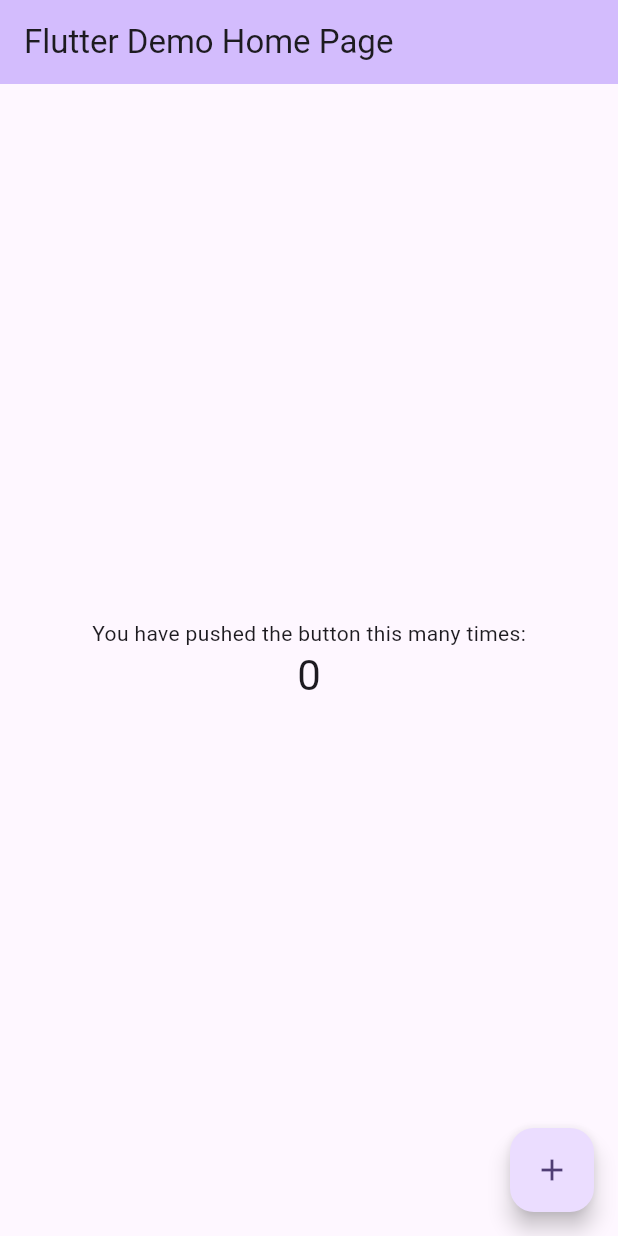
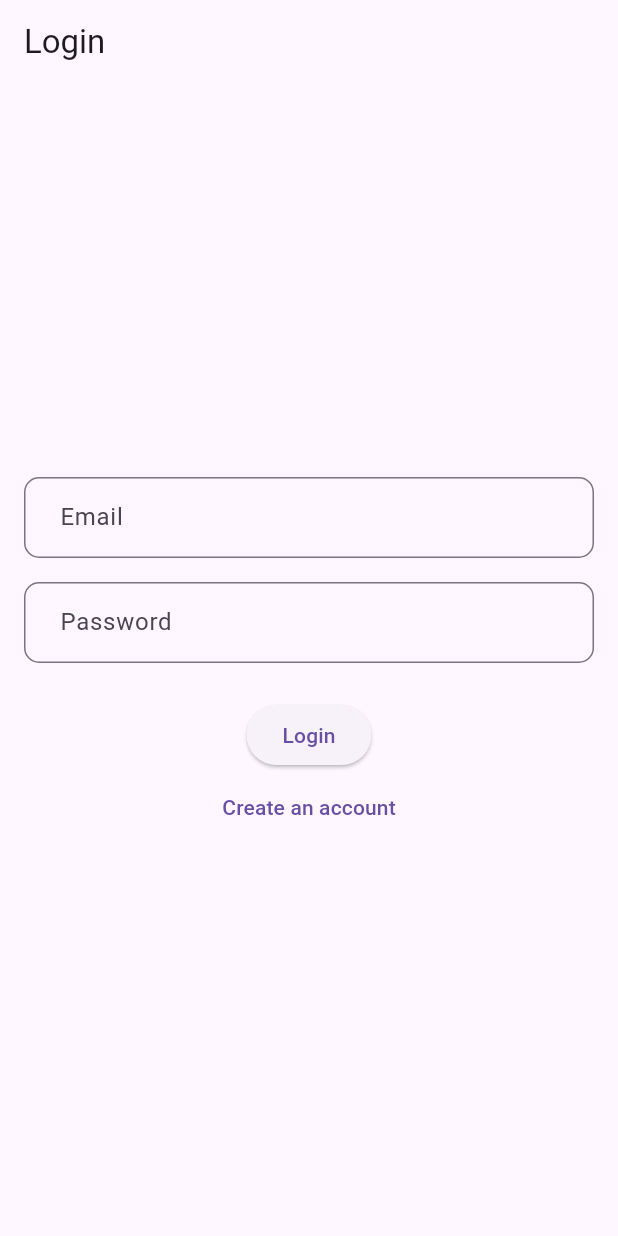
Before and after one commit to HolbyKate/holbertonschool-holbegram, a Flutter app: the screen it shows after launch, on a phone screen of 412 x 824 dp. Run offline on Flutter 3.47's test engine with Material 3 defaults, Android fonts, the light colour scheme and no system bars; our stand-ins replace cloud_firestore, firebase_auth, firebase_core, firebase_storage; accounts and stored records are empty.

Commit message:
Update text_field.dart and upload_image_screen.dart

```diff
--- a/holbegram/lib/main.dart
+++ b/holbegram/lib/main.dart
@@ -1,12 +1,11 @@
 import 'package:flutter/material.dart';
 import 'package:firebase_core/firebase_core.dart';
 import 'firebase_options.dart';
+import 'screens/login_screen.dart';
 
-Future main() async {
+Future<void> main() async {
   WidgetsFlutterBinding.ensureInitialized();
-  await Firebase.initializeApp(
-    options: DefaultFirebaseOptions.currentPlatform,
-  );
+  await Firebase.initializeApp();
   runApp(const MyApp());
 }
 
@@ -17,27 +16,11 @@ class MyApp extends StatelessWidget {
   @override
   Widget build(BuildContext context) {
     return MaterialApp(
-      title: 'Flutter Demo',
+      title: 'Holbegram',
       theme: ThemeData(
-        // This is the theme of your application.
-        //
-        // TRY THIS: Try running your application with "flutter run". You'll see
-        // the application has a purple toolbar. Then, without quitting the app,
-        // try changing the seedColor in the colorScheme below to Colors.green
-        // and then invoke "hot reload" (save your changes or press the "hot
-        // reload" button in a Flutter-supported IDE, or press "r" if you used
-        // the command line to start the app).
-        //
-        // Notice that the counter didn't reset back to zero; the application
-        // state is not lost during the reload. To reset the state, use hot
-        // restart instead.
-        //
-        // This works for code too, not just values: Most code changes can be
-        // tested with just a hot reload.
-        colorScheme: ColorScheme.fromSeed(seedColor: Colors.deepPurple),
-        useMaterial3: true,
+        primarySwatch: Colors.blue,
       ),
-      home: const MyHomePage(title: 'Flutter Demo Home Page'),
+      home: const LoginScreen(),
     );
   }
 }
--- a/holbegram/lib/screens/login_screen.dart
+++ b/holbegram/lib/screens/login_screen.dart
@@ -0,0 +1,76 @@
+import 'package:flutter/material.dart';
+import '../widgets/text_field.dart';
+import 'package:firebase_auth/firebase_auth.dart';
+import 'upload_image_screen.dart';
+import 'signup_screen.dart';
+
+class LoginScreen extends StatefulWidget {
+  const LoginScreen({super.key});
+
+  @override
+  State<LoginScreen> createState() => _LoginScreenState();
+}
+
+class _LoginScreenState extends State<LoginScreen> {
+  final TextEditingController _emailController = TextEditingController();
+  final TextEditingController _passwordController = TextEditingController();
+  final FirebaseAuth _auth = FirebaseAuth.instance;
+
+  Future<void> _login() async {
+    try {
+      await _auth.signInWithEmailAndPassword(
+        email: _emailController.text,
+        password: _passwordController.text,
+      );
+      if (mounted) {
+        Navigator.pushReplacement(
+          context,
+          MaterialPageRoute(builder: (context) => const UploadImageScreen()),
+        );
+      }
+    } catch (e) {
+      ScaffoldMessenger.of(context).showSnackBar(
+        SnackBar(content: Text(e.toString())),
+      );
+    }
+  }
+
+  @override
+  Widget build(BuildContext context) {
+    return Scaffold(
+      appBar: AppBar(title: const Text('Login')),
+      body: Padding(
+        padding: const EdgeInsets.all(16.0),
+        child: Column(
+          mainAxisAlignment: MainAxisAlignment.center,
+          children: [
+            CustomTextField(
+              controller: _emailController,
+              hintText: 'Email',
+            ),
+            const SizedBox(height: 16),
+            CustomTextField(
+              controller: _passwordController,
+              hintText: 'Password',
+              isPassword: true,
+            ),
+            const SizedBox(height: 24),
+            ElevatedButton(
+              onPressed: _login,
+              child: const Text('Login'),
+            ),
+            TextButton(
+              onPressed: () {
+                Navigator.push(
+                  context,
+                  MaterialPageRoute(builder: (context) => const SignupScreen()),
+                );
+              },
+              child: const Text('Create an account'),
+            ),
+          ],
+        ),
+      ),
+    );
+  }
+}
--- a/holbegram/lib/widgets/text_field.dart
+++ b/holbegram/lib/widgets/text_field.dart
@@ -0,0 +1,29 @@
+import 'package:flutter/material.dart';
+
+class CustomTextField extends StatelessWidget {
+  final TextEditingController controller;
+  final String hintText;
+  final bool isPassword;
+
+  const CustomTextField({
+    super.key,
+    required this.controller,
+    required this.hintText,
+    this.isPassword = false,
+  });
+
+  @override
+  Widget build(BuildContext context) {
+    return TextField(
+      controller: controller,
+      decoration: InputDecoration(
+        hintText: hintText,
+        border: OutlineInputBorder(
+          borderRadius: BorderRadius.circular(10),
+        ),
+        contentPadding: const EdgeInsets.symmetric(horizontal: 20, vertical: 15),
+      ),
+      obscureText: isPassword,
+    );
+  }
+}
```
Also changed, not shown: holbegram/lib/screens/sigup_screen.dart (+66 -0 lines), holbegram/lib/screens/upload_image_screen.dart (+36 -0 lines).
